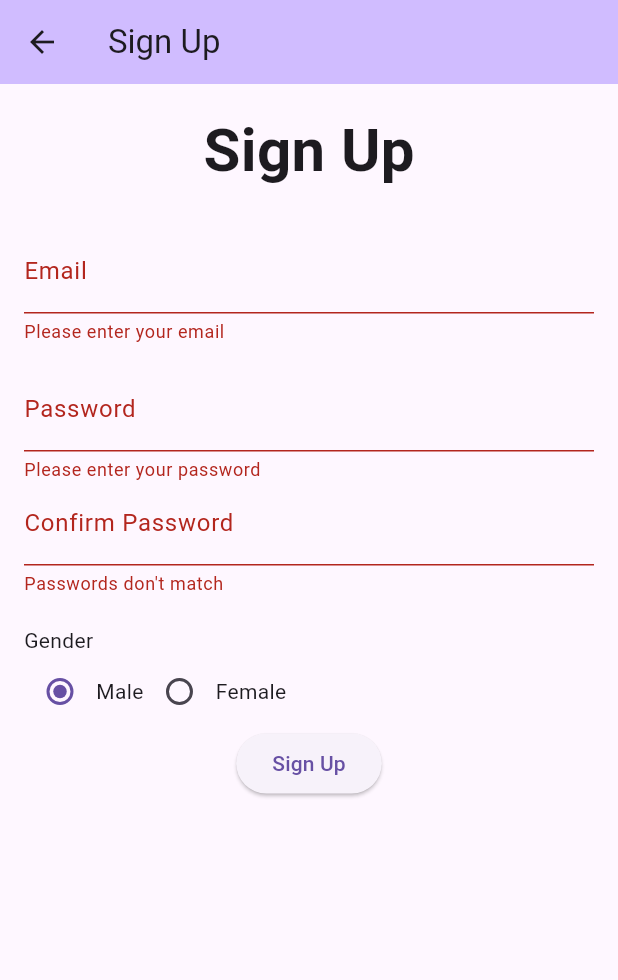
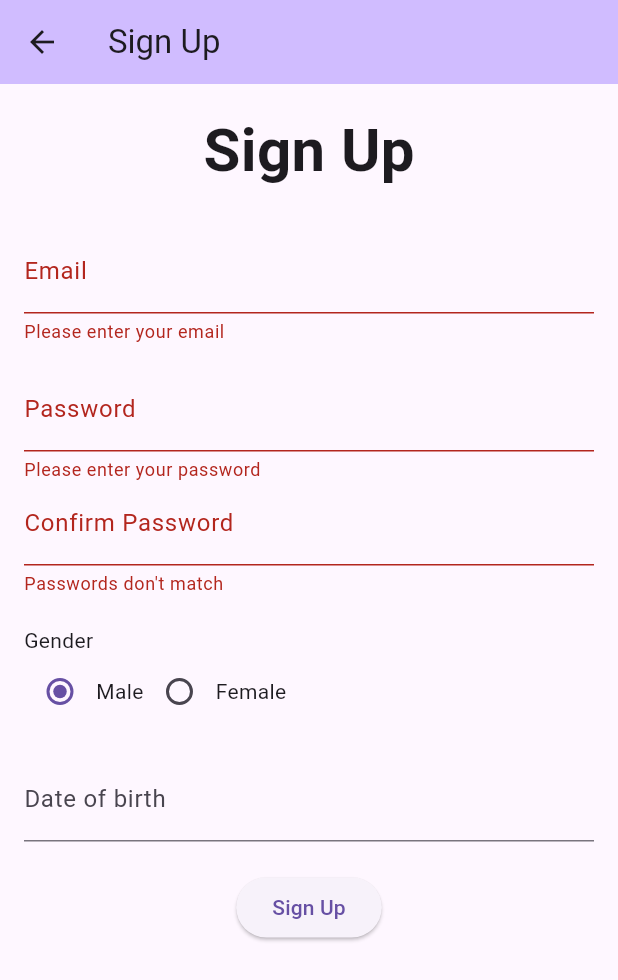
Before and after one commit to hirwaNkevin/flutter-calculator, a Flutter app: the Signupscreen screen opened directly, after a tap on "Sign Up", on a phone screen of 412 x 824 dp. Shown: the top 980 px of the screen. Run offline on Flutter 3.47's test engine with Material 3 defaults, Android fonts, the phone set to English and light mode, and no system bars; missing offline and left inert: expressions.

Commit message:
add date of birth input field

```diff
--- a/lib/sign_up_screen.dart
+++ b/lib/sign_up_screen.dart
@@ -13,7 +13,11 @@ class _SignupscreenState extends State<Signupscreen> {
   final TextEditingController _passwordController = TextEditingController();
   final TextEditingController _confirmPasswordController =
       TextEditingController();
+  final TextEditingController _dobController =
+      TextEditingController(); // Date of birth controller
+
   static String _selectedGender = 'male';
+  DateTime? _selectedDate;
 
   void _submitForm() {
     if (_formKey.currentState!.validate()) {
@@ -26,6 +30,17 @@ class _SignupscreenState extends State<Signupscreen> {
       print('Email: $email');
       print('Email: $password');
       print(password == confirmPassword);
+    }
+  }
+
+  Future<void> _selectDate(BuildContext context) async {
+    DateTime? pickedDate = await showDatePicker(
+        context: context, firstDate: DateTime(1900), lastDate: DateTime.now());
+    if (pickedDate != null && pickedDate != _selectedDate) {
+      setState(() {
+        _selectedDate = pickedDate;
+        _dobController.text = "${pickedDate.toLocal()}".split(' ')[0];
+      });
     }
   }
 
@@ -131,13 +146,46 @@ class _SignupscreenState extends State<Signupscreen> {
                               }),
                           const Text('Female'),
                         ],
-                      )
+                      ),
+                      state.hasError
+                          ? Text(
+                              state.errorText ?? '',
+                              style: TextStyle(color: Colors.redAccent),
+                            )
+                          : Container(),
                     ],
                   );
+                },
+                validator: (value) {
+                  if (_selectedGender.isEmpty) {
+                    return 'Please select your gender';
+                  }
+                  return null;
                 },
               ),
               //
               //
+              const SizedBox(
+                height: 20.0,
+              ),
+              //
+              //
+              TextFormField(
+                controller: _dobController,
+                decoration: InputDecoration(
+                  labelText: 'Date of birth',
+                  hintText: 'yyyy-mm-dd',
+                ),
+                readOnly: false,
+                onTap: () {
+                  _selectDate(context);
+                },
+              ),
+
+              SizedBox(
+                height: 20,
+              ),
+
               ElevatedButton(
                 onPressed: _submitForm,
                 child: const Text('Sign Up'),
```
